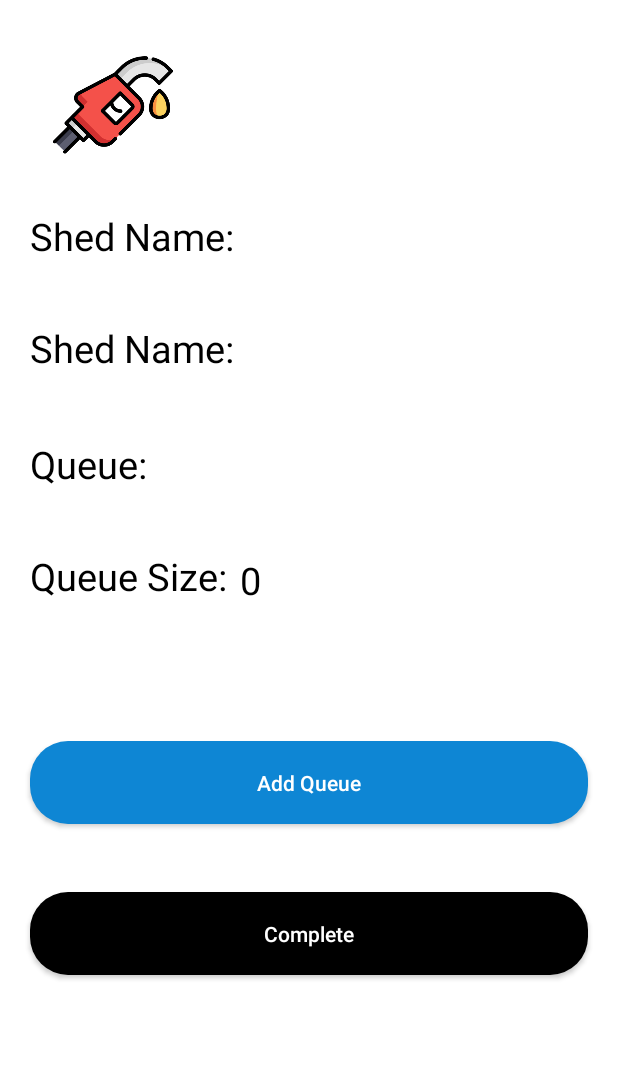
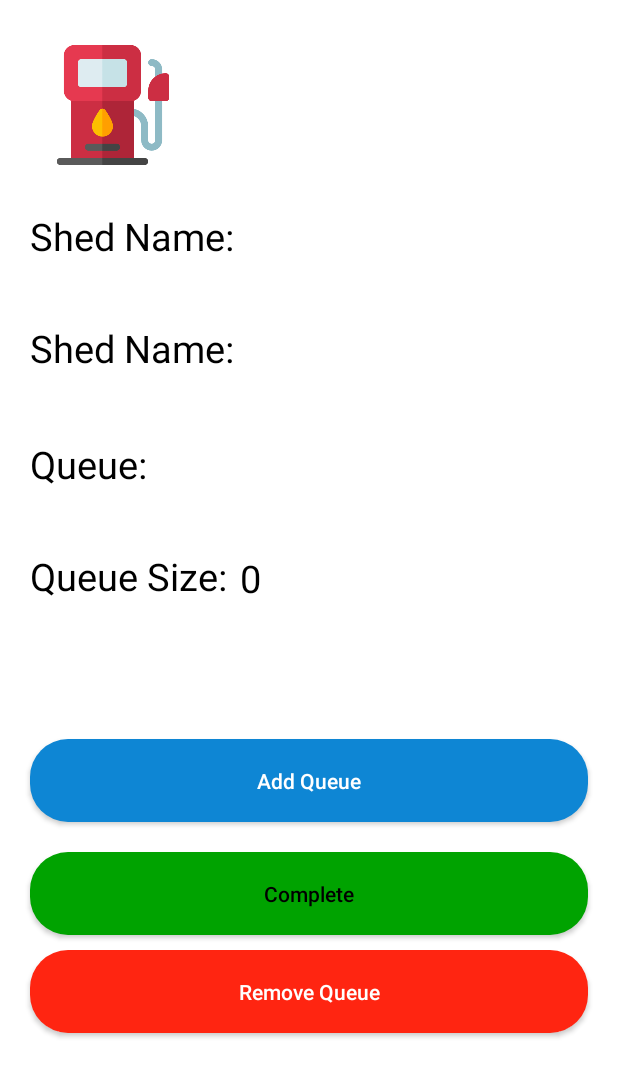
Before and after one commit to Agasthi98/StationAppFrontend, an Android app: the ShedView screen opened directly, with no data from a screen before it, on a phone screen of 412 x 824 dp. Shown: the top 1077 px of the screen. Run offline under Robolectric (Android 15) with nearby library versions, the phone set to English and light mode, and no system bars.

Commit message:
shed layout changed

```diff
--- a/app/src/main/java/com/example/fuelapp/ShedView.java
+++ b/app/src/main/java/com/example/fuelapp/ShedView.java
@@ -5,6 +5,7 @@ import static com.example.fuelapp.LoginActivity.phoneNUMBER;
 
 import androidx.appcompat.app.AppCompatActivity;
 
+import android.content.Intent;
 import android.os.Bundle;
 import android.util.Log;
 import android.view.View;
@@ -24,7 +25,7 @@ import retrofit2.Response;
 public class ShedView extends AppCompatActivity {
     private static final String TAG = "ShedPatrol";
     TextView shedName,shedPhoneNo,fuelQueue,shedQueueSize;
-    Button addQueue;
+    Button addQueue,fuelingComplete;
 
 
     @Override
@@ -37,11 +38,21 @@ public class ShedView extends AppCompatActivity {
         fuelQueue = (TextView) findViewById(R.id.txtShedQueue);
         addQueue = (Button) findViewById(R.id.btnAddQueue);
         shedQueueSize = (TextView) findViewById(R.id.txtShedQueueSize);
+        fuelingComplete = (Button) findViewById(R.id.btnFuelComplete);
+
 
         System.out.println(SHED_PHONE);
         displayQueue();
         displayPetrol();
 
+
+        fuelingComplete.setOnClickListener(new View.OnClickListener() {
+            @Override
+            public void onClick(View view) {
+                Intent intent = new Intent(getApplicationContext(), LoginActivity.class);
+                startActivity(intent);
+            }
+        });
 
         addQueue.setOnClickListener(new View.OnClickListener() {
             @Override
--- a/app/src/main/res/drawable/alreadyhave.xml
+++ b/app/src/main/res/drawable/alreadyhave.xml
@@ -2,6 +2,6 @@
 <shape xmlns:android="http://schemas.android.com/apk/res/android"
     android:shape="rectangle">
 
-    <solid android:color="@color/black"/>
+    <solid android:color="@color/green"/>
     <corners android:radius="25dp" />
 </shape>
--- a/app/src/main/res/layout/activity_login.xml
+++ b/app/src/main/res/layout/activity_login.xml
@@ -42,7 +42,7 @@
         android:layout_width="match_parent"
         android:layout_height="55dp"
         android:background="@drawable/round_back"
-        android:hint="username"
+        android:hint="Phone No"
         android:maxLines="1"
         android:inputType="text"
         android:textSize="16sp"
--- a/app/src/main/res/layout/activity_shed_view.xml
+++ b/app/src/main/res/layout/activity_shed_view.xml
@@ -16,7 +16,7 @@
         android:layout_marginTop="30dp"
         android:layout_marginEnd="30dp"
         android:layout_marginBottom="30dp"
-        app:srcCompat="@drawable/fuel_1" />
+        app:srcCompat="@drawable/gas" />
 
     <TextView
         android:id="@+id/txtShedName"
@@ -84,7 +84,7 @@
         android:layout_width="wrap_content"
         android:layout_height="wrap_content"
         android:text="Queue Size:"
-        android:layout_marginTop="-72dp"
+        android:layout_marginTop="-73dp"
         android:layout_marginEnd="20dp"
         android:layout_marginStart="160dp"
         android:textSize="25sp"
@@ -100,7 +100,7 @@
         android:layout_marginStart="20dp"
         android:layout_marginTop="50dp"
         android:layout_marginEnd="20dp"
-        android:layout_marginBottom="20dp"
+        android:layout_marginBottom="10dp"
         android:background="@drawable/round_background_primary"
         android:text="Add Queue"
         android:textAllCaps="false"
@@ -111,12 +111,22 @@
         android:layout_width="match_parent"
         android:layout_height="55dp"
         android:layout_marginStart="20dp"
-        android:layout_marginTop="25dp"
+        android:layout_marginTop="10dp"
         android:layout_marginEnd="20dp"
         android:background="@drawable/alreadyhave"
         android:text="Complete"
         android:textAllCaps="false"
+        android:textColor="@color/black" />
+
+    <androidx.appcompat.widget.AppCompatButton
+        android:id="@+id/btnRemoveQueue"
+        android:layout_width="match_parent"
+        android:layout_height="55dp"
+        android:layout_marginStart="20dp"
+        android:layout_marginTop="10dp"
+        android:layout_marginEnd="20dp"
+        android:background="@drawable/rounded_background_red"
+        android:text="Remove Queue"
+        android:textAllCaps="false"
         android:textColor="@color/white" />
-
-
 </LinearLayout>
--- a/app/src/main/res/layout/activity_signup.xml
+++ b/app/src/main/res/layout/activity_signup.xml
@@ -208,7 +208,7 @@
         android:background="@drawable/alreadyhave"
         android:text="I have an account"
         android:textAllCaps="false"
-        android:textColor="@color/white" />
+        android:textColor="@color/black" />
 
     <TextView
         android:id="@+id/txtNavigateStationOwnerRegistration"
--- a/app/src/main/res/values/colors.xml
+++ b/app/src/main/res/values/colors.xml
@@ -10,5 +10,6 @@
     <color name="dark_blue">#0e86d4</color>
     <color name="dark_red">#FF2511</color>
     <color name="wine_red">#FF0000</color>
+    <color name="green">#00A300</color>
 
 </resources>
```
